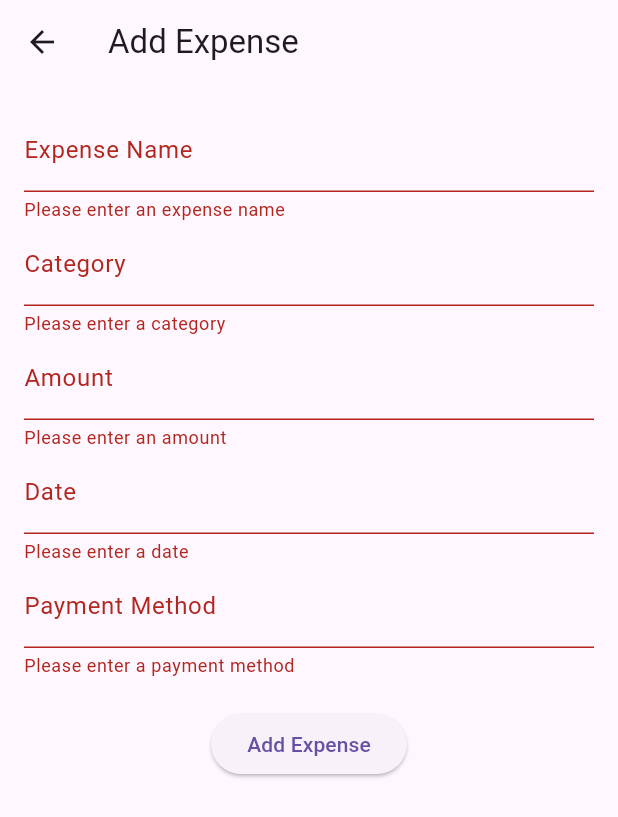
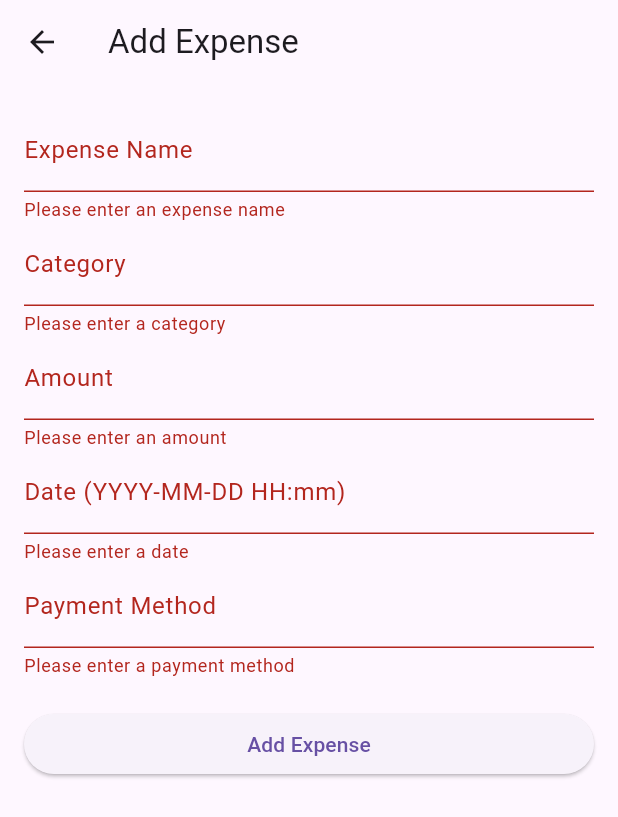
Before and after one commit to Jack199407/final_project, a Flutter app: the ExpenseFormPage screen opened directly, after a tap on "Add Expense", on a phone screen of 412 x 824 dp. Shown: the top 817 px of the screen. Run offline on Flutter 3.47's test engine with Material 3 defaults, Android fonts, the phone set to English and light mode, and no system bars; our stand-ins replace shared_preferences, sqflite, sqflite_common_ffi; accounts and stored records are empty.

Commit message:
expense done

```diff
--- a/lib/pages/expense/expense_form_page.dart
+++ b/lib/pages/expense/expense_form_page.dart
@@ -1,4 +1,7 @@
+// ✅ Updated: expense_form_page.dart with fixed date format and input hint
+
 import 'package:flutter/material.dart';
+import 'package:shared_preferences/shared_preferences.dart';
 import '../../database/database_helper.dart';
 
 class ExpenseFormPage extends StatefulWidget {
@@ -16,17 +19,54 @@ class _ExpenseFormPageState extends State<ExpenseFormPage> {
   final _amountController = TextEditingController();
   final _dateController = TextEditingController();
   final _paymentController = TextEditingController();
+  bool _loadedFromPrevious = false;
 
   @override
   void initState() {
     super.initState();
     if (widget.expense != null) {
-      _nameController.text = widget.expense!['name'];
-      _categoryController.text = widget.expense!['category'];
-      _amountController.text = widget.expense!['amount'].toString();
-      _dateController.text = widget.expense!['date'];
-      _paymentController.text = widget.expense!['payment_method'];
+      _populateFields(widget.expense!);
+    } else {
+      _promptLoadFromPrevious();
     }
+  }
+
+  Future<void> _promptLoadFromPrevious() async {
+    final prefs = await SharedPreferences.getInstance();
+    final hasData = prefs.containsKey('last_expense_name');
+    if (!hasData) return;
+
+    final shouldLoad = await showDialog<bool>(
+      context: context,
+      builder: (context) => AlertDialog(
+        title: const Text("Copy Previous Expense?"),
+        content: const Text("Would you like to copy data from your last added expense?"),
+        actions: [
+          TextButton(onPressed: () => Navigator.pop(context, false), child: const Text("No")),
+          TextButton(onPressed: () => Navigator.pop(context, true), child: const Text("Yes")),
+        ],
+      ),
+    );
+
+    if (shouldLoad == true) {
+      setState(() {
+        _loadedFromPrevious = true;
+        _nameController.text = prefs.getString('last_expense_name') ?? '';
+        _categoryController.text = prefs.getString('last_expense_category') ?? '';
+        _amountController.text = prefs.getString('last_expense_amount') ?? '';
+        _dateController.text = prefs.getString('last_expense_date') ?? '';
+        _paymentController.text = prefs.getString('last_expense_payment') ?? '';
+      });
+    }
+  }
+
+  Future<void> _saveToPreferences() async {
+    final prefs = await SharedPreferences.getInstance();
+    await prefs.setString('last_expense_name', _nameController.text);
+    await prefs.setString('last_expense_category', _categoryController.text);
+    await prefs.setString('last_expense_amount', _amountController.text);
+    await prefs.setString('last_expense_date', _dateController.text);
+    await prefs.setString('last_expense_payment', _paymentController.text);
   }
 
   Future<void> _saveExpense() async {
@@ -41,6 +81,7 @@ class _ExpenseFormPageState extends State<ExpenseFormPage> {
 
       if (widget.expense == null) {
         await DatabaseHelper.instance.insert('expenses', expense);
+        await _saveToPreferences();
       } else {
         await DatabaseHelper.instance.update('expenses', expense, widget.expense!['id']);
       }
@@ -56,16 +97,25 @@ class _ExpenseFormPageState extends State<ExpenseFormPage> {
     }
   }
 
+  void _populateFields(Map<String, dynamic> expense) {
+    _nameController.text = expense['name'];
+    _categoryController.text = expense['category'];
+    _amountController.text = expense['amount'].toString();
+    _dateController.text = expense['date'];
+    _paymentController.text = expense['payment_method'];
+  }
+
   @override
   Widget build(BuildContext context) {
+    final isEditing = widget.expense != null;
     return Scaffold(
       appBar: AppBar(
-        title: Text(widget.expense == null ? "Add Expense" : "Edit Expense"),
-        actions: widget.expense != null
+        title: Text(isEditing ? "Edit Expense" : "Add Expense"),
+        actions: isEditing
             ? [
           IconButton(
             icon: const Icon(Icons.delete, color: Colors.red),
-            onPressed: () => _deleteExpense(),
+            onPressed: _deleteExpense,
           ),
         ]
             : null,
@@ -74,63 +124,41 @@ class _ExpenseFormPageState extends State<ExpenseFormPage> {
         padding: const EdgeInsets.all(16.0),
         child: Form(
           key: _formKey,
-          child: Column(
+          child: ListView(
             children: [
               TextFormField(
                 controller: _nameController,
                 decoration: const InputDecoration(labelText: "Expense Name"),
-                validator: (value) {
-                  if (value == null || value.isEmpty) {
-                    return "Please enter an expense name";
-                  }
-                  return null;
-                },
+                validator: (value) => value == null || value.isEmpty ? "Please enter an expense name" : null,
               ),
               TextFormField(
                 controller: _categoryController,
                 decoration: const InputDecoration(labelText: "Category"),
-                validator: (value) {
-                  if (value == null || value.isEmpty) {
-                    return "Please enter a category";
-                  }
-                  return null;
-                },
+                validator: (value) => value == null || value.isEmpty ? "Please enter a category" : null,
               ),
               TextFormField(
                 controller: _amountController,
                 decoration: const InputDecoration(labelText: "Amount"),
                 keyboardType: TextInputType.number,
-                validator: (value) {
-                  if (value == null || value.isEmpty) {
-                    return "Please enter an amount";
-                  }
-                  return null;
-                },
+                validator: (value) => value == null || value.isEmpty ? "Please enter an amount" : null,
               ),
               TextFormField(
                 controller: _dateController,
-                decoration: const InputDecoration(labelText: "Date"),
-                validator: (value) {
-                  if (value == null || value.isEmpty) {
-                    return "Please enter a date";
-                  }
-                  return null;
-                },
+                decoration: const InputDecoration(
+                  labelText: "Date (YYYY-MM-DD HH:mm)",
+                  hintText: "e.g. 2024-05-01 14:30",
+                ),
+                validator: (value) => value == null || value.isEmpty ? "Please enter a date" : null,
               ),
               TextFormField(
                 controller: _paymentController,
                 decoration: const InputDecoration(labelText: "Payment Method"),
-                validator: (value) {
-                  if (value == null || value.isEmpty) {
-                    return "Please enter a payment method";
-                  }
-                  return null;
-                },
+                validator: (value) => value == null || value.isEmpty ? "Please enter a payment method" : null,
               ),
               const SizedBox(height: 20),
               ElevatedButton(
                 onPressed: _saveExpense,
-                child: Text(widget.expense == null ? "Add Expense" : "Update Expense"),
+                child: Text(isEditing ? "Update Expense" : "Add Expense"),
               ),
             ],
           ),
```
Also changed, not shown: assets/i18n/en.json (+8 -3 lines), assets/i18n/zh.json (+8 -3 lines), lib/pages/expense/expense_list_page.dart (+15 -3 lines), pubspec.lock, 6 other files.
